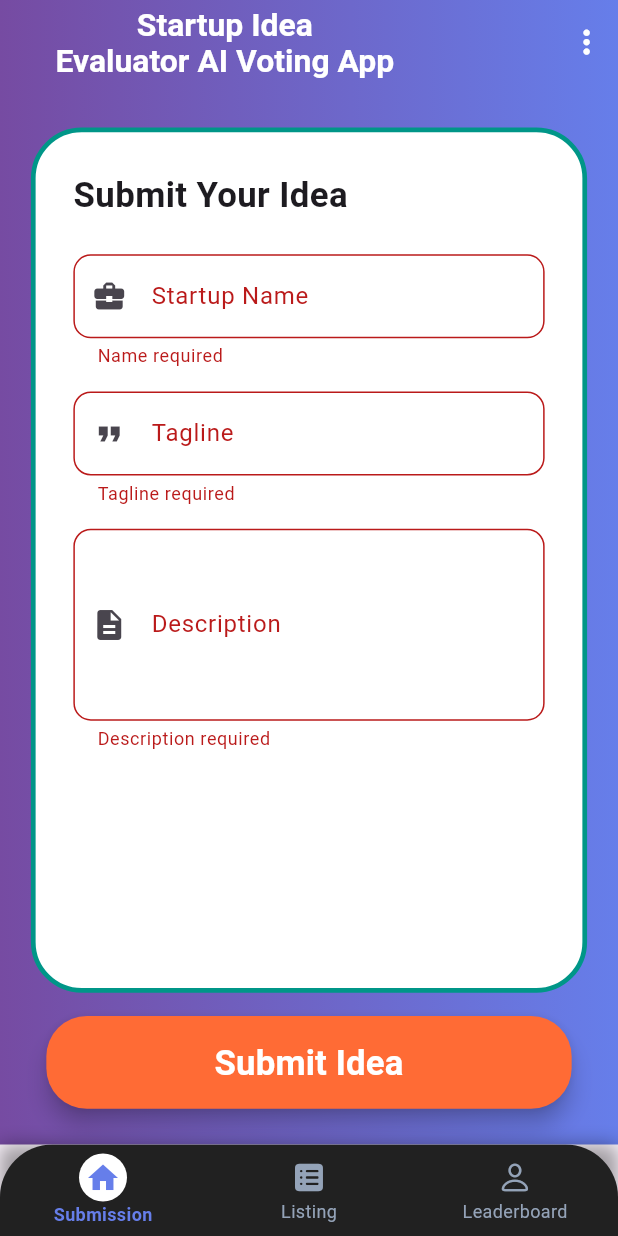
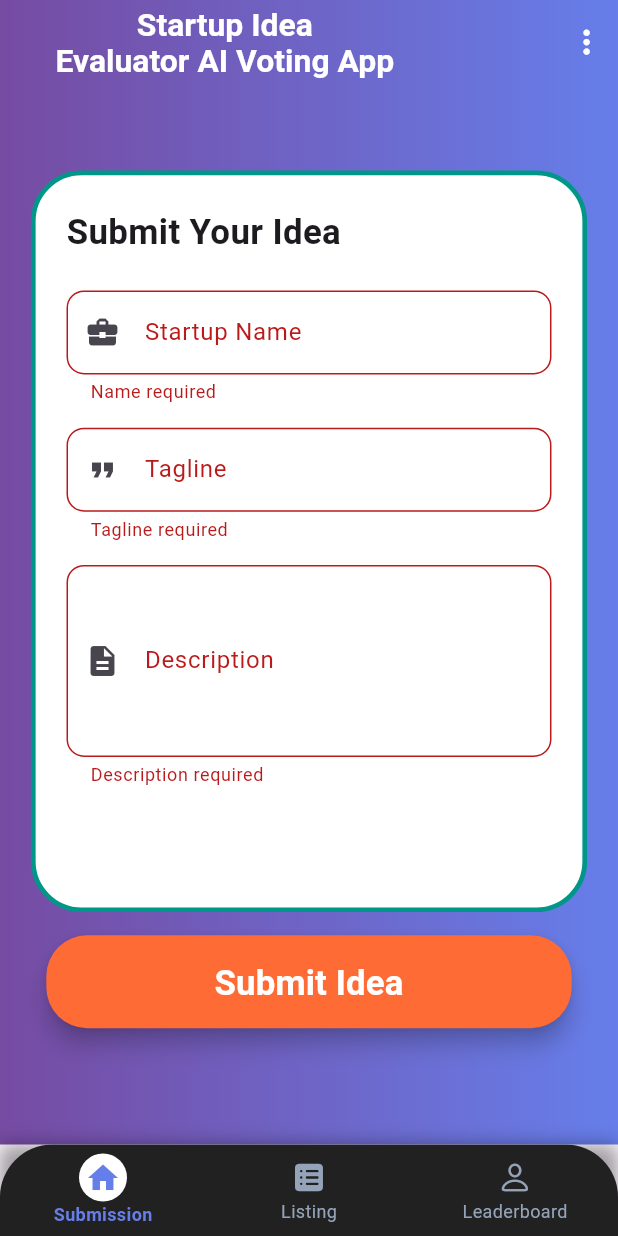
Before and after one commit to rambhola/Flutter-Voting-App---Mashine-Test, a Flutter app: the screen it shows after launch, after a tap on "Submit Idea", on a phone screen of 412 x 824 dp. Run offline on Flutter 3.47's test engine with Material 3 defaults, Android fonts, the phone set to English and light mode, and no system bars; our stand-ins replace flutter_screenutil, get, hive, hive_flutter; accounts and stored records are empty.

Commit message:
Implement MediaQuery-based responsiveness for submission and listing pages

```diff
--- a/lib/screens/views/listing_screen.dart
+++ b/lib/screens/views/listing_screen.dart
@@ -168,6 +168,10 @@ class _SearchAndSortBar extends StatelessWidget {
 
   @override
   Widget build(BuildContext context) {
+    // //MediaQuery Initialization Make your idea listing screen responsive using MediaQuery
+    final media = MediaQuery.of(context);
+    final screenWidth = media.size.width;
+    final screenHeight = media.size.height;
     return Column(
       children: [
         //  Search Bar Widget
@@ -176,7 +180,7 @@ class _SearchAndSortBar extends StatelessWidget {
         Align(
           alignment: Alignment.center,
           child: SizedBox(
-            width: isLandscape ? 0.70.sw : 0.90.sw,
+            width: isLandscape ? screenWidth * 0.7 : screenWidth * 0.9,
             child: Container(
               padding: EdgeInsets.symmetric(horizontal: 16.w, vertical: 6.h),
               decoration: BoxDecoration(
@@ -224,7 +228,8 @@ class _SearchAndSortBar extends StatelessWidget {
           alignment: Alignment.centerLeft,
           child: SizedBox(
             width: isLandscape ? 0.45.sw : 0.50.sw,
-            height: isLandscape ? 0.20.sh : 60.h,
+            height: isLandscape ? screenHeight * 0.12 : 60,
+
             child: GestureDetector(
               onTap: () => ctrl.sortByRating.value = !ctrl.sortByRating.value,
               child: Obx(
@@ -297,6 +302,11 @@ class IdeaCard extends StatelessWidget {
 
   @override
   Widget build(BuildContext context) {
+    final media = MediaQuery.of(context);
+
+    final screenHeight = media.size.width;
+    final screenWidth = media.size.height;
+
     return GestureDetector(
       onTap: () => ScaffoldMessenger.of(
         context,
@@ -398,12 +408,14 @@ class IdeaCard extends StatelessWidget {
 
               /// Delete Button (Reactive)
               Column(
+                crossAxisAlignment: CrossAxisAlignment.end,
+                mainAxisAlignment: MainAxisAlignment.start,
                 children: [
                   GestureDetector(
                     onTap: () => ct.deleteIdea(idea),
                     child: Container(
-                      height: 48.h,
-                      width: 48.w,
+                      height: screenHeight * 0.14,
+                      width: screenWidth * 0.14,
                       decoration: BoxDecoration(
                         shape: BoxShape.circle,
                         color: Colors.white.withValues(alpha: 0.25),
@@ -412,19 +424,20 @@ class IdeaCard extends StatelessWidget {
                       child: Icon(Icons.delete, color: Colors.red),
                     ),
                   ),
-                  SizedBox(height: 20.h),
+                  SizedBox(height: 15.h),
 
                   /// FAVORITE (Reactive)
                   GestureDetector(
                     onTap: onFavorite,
                     child: Container(
-                      width: 48.w,
-                      height: 48.w,
+                      height: screenHeight * 0.14,
+                      width: screenWidth * 0.14,
                       decoration: BoxDecoration(
                         shape: BoxShape.circle,
                         color: idea.isFavorite
                             ? Colors.red.withValues(alpha: 0.3)
                             : Colors.white.withValues(alpha: 0.25),
+                        border: Border.all(color: Colors.white, width: 1),
                       ),
                       child: Icon(
                         idea.isFavorite
--- a/lib/screens/views/submission_screen.dart
+++ b/lib/screens/views/submission_screen.dart
@@ -36,6 +36,11 @@ class _SubmissionScreenState extends State<SubmissionScreen> {
   Widget build(BuildContext context) {
     final themeController = Get.find<ThemeController>();
 
+    // //MediaQuery Initialization Make your submission screen responsive using MediaQuery
+    final media = MediaQuery.of(context);
+    final screenWidth = media.size.width;
+    final screenHeight = media.size.height;
+
     return LayoutBuilder(
       builder: (context, constraints) {
         bool isLandscape = constraints.maxWidth > constraints.maxHeight;
@@ -43,7 +48,7 @@ class _SubmissionScreenState extends State<SubmissionScreen> {
           extendBodyBehindAppBar: true,
           appBar: AppBar(
             title: SizedBox(
-              width: isLandscape ? 0.45.sw : 0.65.sw,
+              width: isLandscape ? screenWidth * 0.45 : screenWidth * 0.65,
               height: 0.2.sh,
               child: FittedBox(
                 fit: BoxFit.scaleDown,
@@ -111,10 +116,13 @@ class _SubmissionScreenState extends State<SubmissionScreen> {
                 child: SingleChildScrollView(
                   child: Column(
                     children: [
-                      SizedBox(height: 30.h),
+                      SizedBox(height: screenHeight * 0.07),
+
                       Container(
-                        width: 0.9.sw,
-                        constraints: BoxConstraints(maxHeight: 0.7.sh),
+                        width: screenWidth * 0.9,
+                        constraints: BoxConstraints(
+                          maxHeight: screenHeight * 0.6,
+                        ),
                         clipBehavior: Clip.hardEdge,
                         decoration: BoxDecoration(
                           color: themeController.isDarkModeValue
@@ -129,7 +137,7 @@ class _SubmissionScreenState extends State<SubmissionScreen> {
                           ),
                         ),
                         child: Padding(
-                          padding: EdgeInsets.all(24.w),
+                          padding: EdgeInsets.all(screenWidth * 0.05),
                           child: Column(
                             crossAxisAlignment: CrossAxisAlignment.start,
                             children: [
@@ -150,8 +158,9 @@ class _SubmissionScreenState extends State<SubmissionScreen> {
                                     borderRadius: BorderRadius.circular(12.r),
                                   ),
                                 ),
-                                validator: (value) =>
-                                value?.isEmpty ?? true ? 'Name required' : null,
+                                validator: (value) => value?.isEmpty ?? true
+                                    ? 'Name required'
+                                    : null,
                               ),
                               SizedBox(height: 16.h),
                               TextFormField(
@@ -163,8 +172,9 @@ class _SubmissionScreenState extends State<SubmissionScreen> {
                                     borderRadius: BorderRadius.circular(12.r),
                                   ),
                                 ),
-                                validator: (value) =>
-                                value?.isEmpty ?? true ? 'Tagline required' : null,
+                                validator: (value) => value?.isEmpty ?? true
+                                    ? 'Tagline required'
+                                    : null,
                               ),
                               SizedBox(height: 16.h),
                               TextFormField(
@@ -189,7 +199,9 @@ class _SubmissionScreenState extends State<SubmissionScreen> {
                       Padding(
                         padding: EdgeInsets.only(bottom: 18.h),
                         child: SizedBox(
-                          width: isLandscape ? 0.55.sw : 0.85.sw,
+                          width: isLandscape
+                              ? screenWidth * 0.55
+                              : screenWidth * 0.85,
                           height: isLandscape ? 56.h : 64.h,
                           child: ElevatedButton(
                             style: ElevatedButton.styleFrom(
@@ -202,8 +214,8 @@ class _SubmissionScreenState extends State<SubmissionScreen> {
                             onPressed: () async {
                               if (_formKey.currentState!.validate()) {
                                 final alreadyExists = ctr.ideas.any(
-                                      (e) =>
-                                  e.title.toLowerCase() ==
+                                  (e) =>
+                                      e.title.toLowerCase() ==
                                       nameController.text.trim().toLowerCase(),
                                 );
 
```
